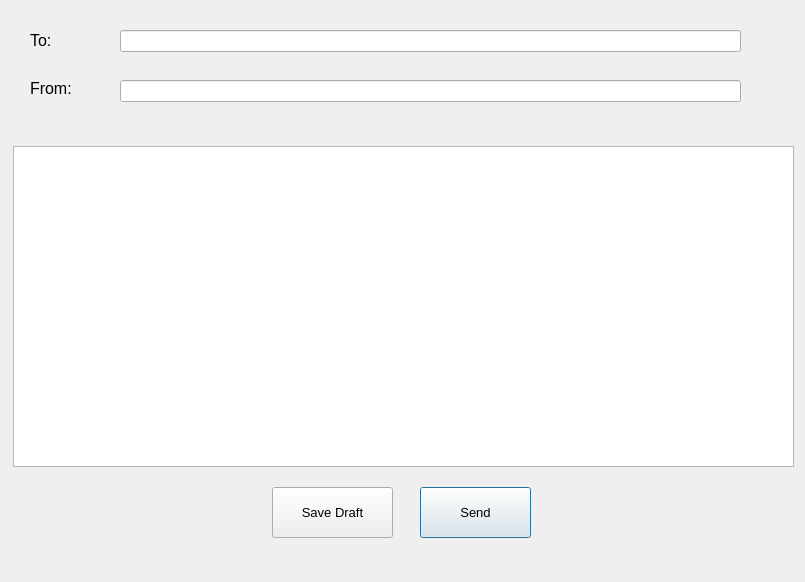
Before: the Qt Designer form qt/Email/email.ui in Developer-Dewd/mysterium-email, drawn with Qt 5.
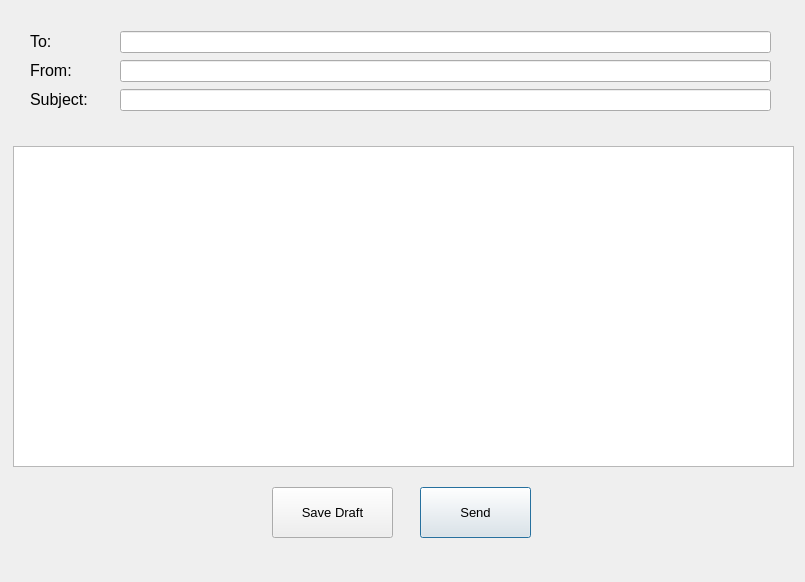
After: the same form once the commit is applied.

Commit message: Added subject field and layout formatting

```diff
--- a/qt/Email/email.ui
+++ b/qt/Email/email.ui
@@ -31,42 +31,6 @@
     <string>Send</string>
    </property>
   </widget>
-  <widget class="QLabel" name="To">
-   <property name="geometry">
-    <rect>
-     <x>30</x>
-     <y>30</y>
-     <width>31</width>
-     <height>21</height>
-    </rect>
-   </property>
-   <property name="font">
-    <font>
-     <pointsize>12</pointsize>
-    </font>
-   </property>
-   <property name="text">
-    <string>To:</string>
-   </property>
-  </widget>
-  <widget class="QLabel" name="From">
-   <property name="geometry">
-    <rect>
-     <x>30</x>
-     <y>80</y>
-     <width>55</width>
-     <height>16</height>
-    </rect>
-   </property>
-   <property name="font">
-    <font>
-     <pointsize>12</pointsize>
-    </font>
-   </property>
-   <property name="text">
-    <string>From:</string>
-   </property>
-  </widget>
   <widget class="QTextEdit" name="textEdit">
    <property name="geometry">
     <rect>
@@ -77,26 +41,6 @@
     </rect>
    </property>
   </widget>
-  <widget class="QLineEdit" name="ToInput">
-   <property name="geometry">
-    <rect>
-     <x>120</x>
-     <y>30</y>
-     <width>621</width>
-     <height>22</height>
-    </rect>
-   </property>
-  </widget>
-  <widget class="QLineEdit" name="FromInput">
-   <property name="geometry">
-    <rect>
-     <x>120</x>
-     <y>80</y>
-     <width>621</width>
-     <height>22</height>
-    </rect>
-   </property>
-  </widget>
   <widget class="QPushButton" name="SaveDraftButton">
    <property name="geometry">
     <rect>
@@ -131,6 +75,75 @@
     <string/>
    </property>
   </widget>
+  <widget class="QWidget" name="">
+   <property name="geometry">
+    <rect>
+     <x>120</x>
+     <y>30</y>
+     <width>651</width>
+     <height>82</height>
+    </rect>
+   </property>
+   <layout class="QVBoxLayout" name="verticalLayout">
+    <item>
+     <widget class="QLineEdit" name="ToInput"/>
+    </item>
+    <item>
+     <widget class="QLineEdit" name="FromInput"/>
+    </item>
+    <item>
+     <widget class="QLineEdit" name="SubjectInput"/>
+    </item>
+   </layout>
+  </widget>
+  <widget class="QWidget" name="">
+   <property name="geometry">
+    <rect>
+     <x>30</x>
+     <y>30</y>
+     <width>75</width>
+     <height>81</height>
+    </rect>
+   </property>
+   <layout class="QVBoxLayout" name="verticalLayout_2">
+    <item>
+     <widget class="QLabel" name="To">
+      <property name="font">
+       <font>
+        <pointsize>12</pointsize>
+       </font>
+      </property>
+      <property name="text">
+       <string>To:</string>
+      </property>
+     </widget>
+    </item>
+    <item>
+     <widget class="QLabel" name="From">
+      <property name="font">
+       <font>
+        <pointsize>12</pointsize>
+       </font>
+      </property>
+      <property name="text">
+       <string>From:</string>
+      </property>
+     </widget>
+    </item>
+    <item>
+     <widget class="QLabel" name="Subject">
+      <property name="font">
+       <font>
+        <pointsize>12</pointsize>
+       </font>
+      </property>
+      <property name="text">
+       <string>Subject:</string>
+      </property>
+     </widget>
+    </item>
+   </layout>
+  </widget>
  </widget>
  <resources/>
  <connections/>
```
The commit also changes 3 other files.
